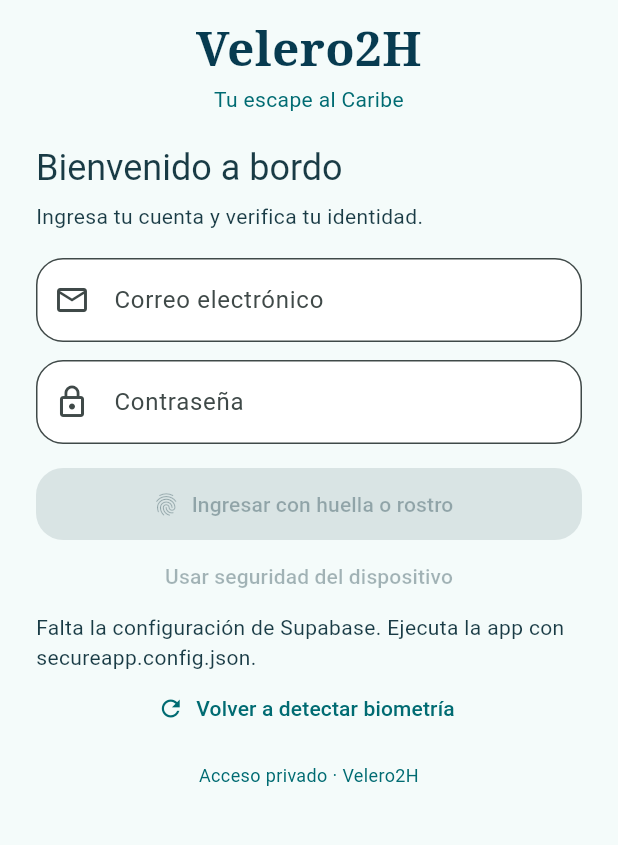
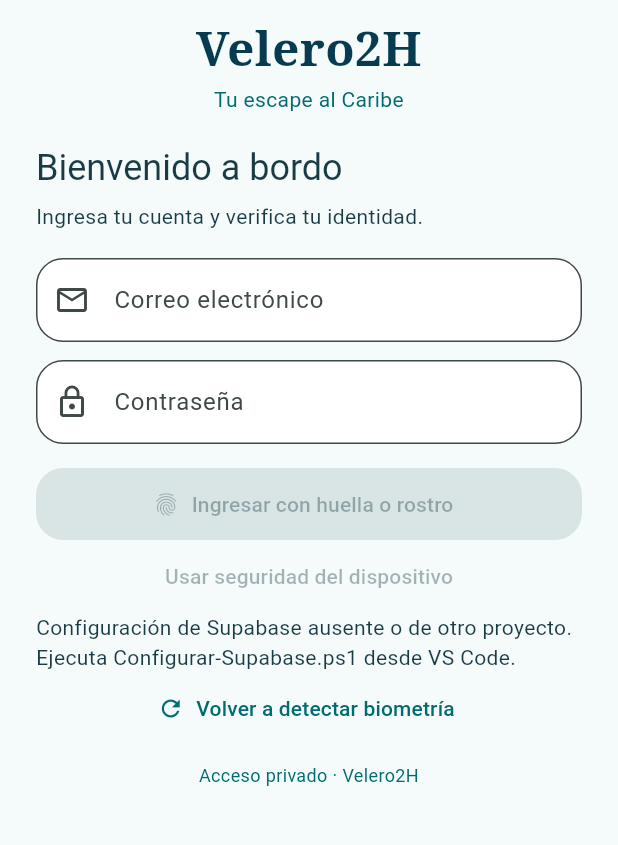
Before and after one commit to davidruizmanti1-lab/BIOMETRIC_LOGIN17, a Flutter app: the screen it shows after launch, on a phone screen of 412 x 824 dp, the part 153-998 px from its top. Run offline on Flutter 3.47's test engine with Material 3 defaults, Android fonts, the phone set to English and light mode, and no system bars; our stand-ins replace flutter_map, geolocator, latlong2, local_auth.

Commit message:
Velero2H 2.8.3: fijar proyecto Supabase y configurar conexión segura

```diff
--- a/lib/data/repositories/supabase_account_repository.dart
+++ b/lib/data/repositories/supabase_account_repository.dart
@@ -11,6 +11,7 @@ class SupabaseAccountRepository implements AccountRepository, BrisaSessionReposi
   final String url;
   final String publishableKey;
   final bool enableBrisa;
+  final String? expectedHost;
   String? _brisaToken;
   int _sessionRevision = 0;
   http.Client? _brisaClient;
@@ -20,6 +21,7 @@ class SupabaseAccountRepository implements AccountRepository, BrisaSessionReposi
     required this.url,
     required this.publishableKey,
     this.enableBrisa = false,
+    this.expectedHost,
     http.Client Function()? clientFactory,
   }) : _clientFactory = clientFactory ?? http.Client.new;
 
@@ -28,6 +30,7 @@ class SupabaseAccountRepository implements AccountRepository, BrisaSessionReposi
     final uri = Uri.tryParse(url);
     return uri != null &&
         uri.scheme == 'https' &&
+        (expectedHost == null || uri.host == expectedHost) &&
         RegExp(r'^[a-z0-9-]+\.supabase\.co$').hasMatch(uri.host) &&
         uri.userInfo.isEmpty &&
         (uri.path.isEmpty || uri.path == '/') &&
--- a/lib/main.dart
+++ b/lib/main.dart
@@ -15,6 +15,7 @@ void main() {
         SupabaseAccountRepository(
           url: const String.fromEnvironment('SUPABASE_URL'),
           publishableKey: const String.fromEnvironment('SUPABASE_PUBLISHABLE_KEY'),
+          expectedHost: 'xsbrwkxptxqnfdzvygwl.supabase.co',
           enableBrisa: const bool.fromEnvironment('VELERO2H_BRISA_AI'),
         ),
         isForeground: () => WidgetsBinding.instance.lifecycleState == AppLifecycleState.resumed,
--- a/lib/presentation/screens/login_screen.dart
+++ b/lib/presentation/screens/login_screen.dart
@@ -105,7 +105,7 @@ class _LoginScreenState extends State<LoginScreen> {
               if (auth.error != null)
                 Text(auth.error!, style: TextStyle(color: Theme.of(context).colorScheme.error)),
               if (!auth.isConfigured)
-                const Text('Falta la configuración de Supabase. Ejecuta la app con secureapp.config.json.'),
+                const Text('Configuración de Supabase ausente o de otro proyecto. Ejecuta Configurar-Supabase.ps1 desde VS Code.'),
               if (auth.isLoading) ...[
                 const LinearProgressIndicator(),
                 const SizedBox(height: 8),
--- a/pubspec.yaml
+++ b/pubspec.yaml
@@ -1,7 +1,7 @@
 name: biometric_login
 description: Velero2H - alojamientos y experiencias en Santa Marta
 publish_to: 'none'
-version: 2.8.2+15
+version: 2.8.3+16
 environment:
   sdk: ">=3.10.0 <4.0.0"
   flutter: ">=3.38.0"
--- /dev/null
+++ b/secureapp.config.example.json
@@ -0,0 +1,5 @@
+{
+  "SUPABASE_URL": "https://xsbrwkxptxqnfdzvygwl.supabase.co",
+  "SUPABASE_PUBLISHABLE_KEY": "REEMPLAZAR_CON_CLAVE_PUBLICABLE",
+  "VELERO2H_BRISA_AI": "true"
+}
```
Also changed, not shown: 5 other files.
